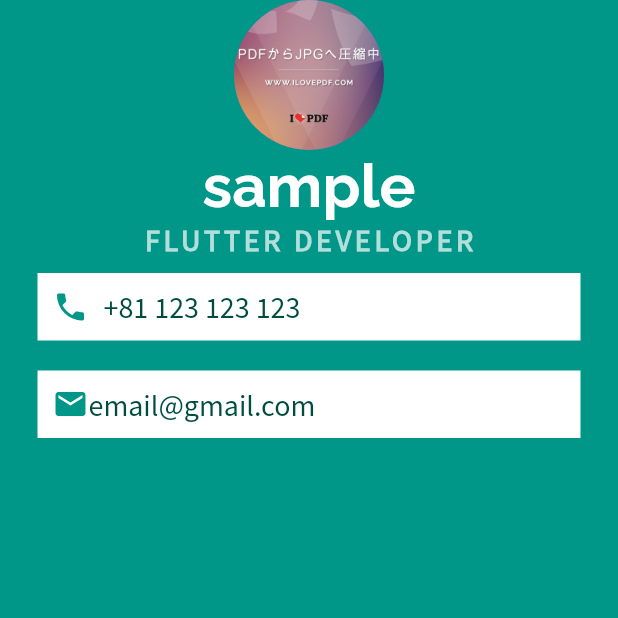
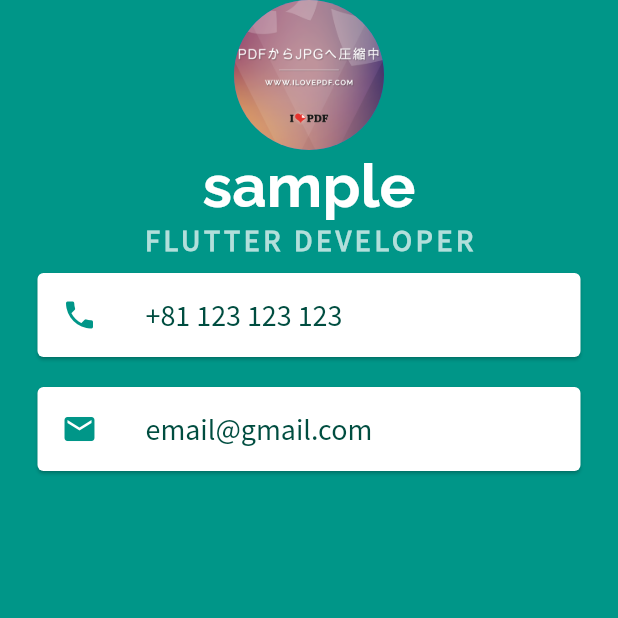
Before and after one commit to 11mrhappy/u_flutter_y, a Flutter app: the screen it shows after launch, on a phone screen of 412 x 824 dp, the top half of it. Run offline on Flutter 3.47's test engine with Material 2 defaults, Android fonts, the phone set to English and light mode, and no system bars.

Commit message:
Card, ListTile

```diff
--- a/lib/main.dart
+++ b/lib/main.dart
@@ -36,20 +36,15 @@ class MyApp extends StatelessWidget {
                   fontWeight: FontWeight.bold,
                 ),
               ),
-              Container(
-                padding: EdgeInsets.all(10.0),  //7
-                color: Colors.white,
+              Card(
+                  //7  //9
                 margin: EdgeInsets.symmetric(vertical: 10.0, horizontal: 25.0), //8
-                child: Row(
-                  children: [
-                    Icon(
+                child: ListTile( //10
+                  leading: Icon(
                     Icons.phone,
                     color: Colors.teal,
                   ),
-                    SizedBox(
-                      width: 10.0,
-                    ),
-                    Text(
+                  title: Text(
                     '+81 123 123 123',
                     style: TextStyle(
                       color: Colors.teal.shade900,
@@ -57,29 +52,25 @@ class MyApp extends StatelessWidget {
                       fontSize: 20.0,
                     ),
                   ),
-                  ],
                 ),
               ),
-              Container(
-                padding: EdgeInsets.all(10.0),
+              Card(
                 margin: EdgeInsets.symmetric(vertical: 10.0, horizontal: 25.0),
                 color: Colors.white,
-                child: Row(
-                  children: [
-                    Icon(
+                child: ListTile(
+                  leading: Icon(
                     Icons.email,
                     color: Colors.teal,
                   ),
-                    Text(
+                  title: Text(
                     'email@gmail.com',
                     style: TextStyle(
                       fontSize: 20.0,
                       color: Colors.teal.shade900,
                       fontFamily: 'Source Sans Pro',
                     ),
+                  ),
                 )
-                  ],
-                ),
               )
             ],
           ),
@@ -105,3 +96,5 @@ class MyApp extends StatelessWidget {
 //7 EdgeInsets.allでmarginやpaddingの全方向一定の指定、.onlyで指定した方向に設定できる
 //8 symmetricは上下だけ、左右だけを同じに指定したいときに使う。verticalは上下の値、horizontalは左右の値を指定する。
 //  ちなみにEdgeInsetsには.fromLTRBもあり、leftからbottomまで細かく指定できる
+//9 ここに//7がなくなった理由は、ContainerからCardになり、Cardはpaddingプロパティを持たないため
+//10 ListTileはtitleやleadingらをWidgetとして持っているため、それぞれのウィジェット間に少し空間が生まれる
```
Lines whose indentation alone changed are shown as unchanged.
